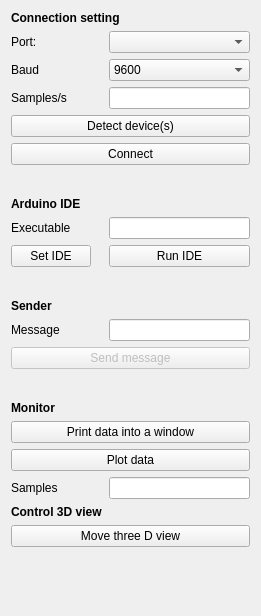
Before: the Qt Designer form Tangible_interface_arduino/tangible_interface_arduinoConnect/Resources/UI/tangible_interface_arduinoConnect.ui in Lazarius2160/Internship_M1, drawn with Qt 5.
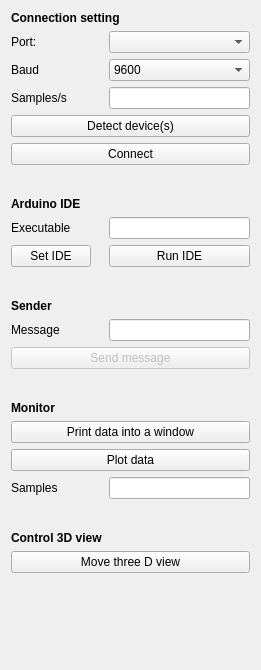
After: the same form once the commit is applied.

What changed in the file:
```diff
--- a/Tangible_interface_arduino/tangible_interface_arduinoConnect/Resources/UI/tangible_interface_arduinoConnect.ui
+++ b/Tangible_interface_arduino/tangible_interface_arduinoConnect/Resources/UI/tangible_interface_arduinoConnect.ui
@@ -7,7 +7,7 @@
 				<x>0</x>
 				<y>0</y>
 				<width>261</width>
-				<height>616</height>
+    <height>670</height>
 			</rect>
 		</property>
 		<layout class="QFormLayout" name="formLayout">
@@ -271,7 +271,7 @@
 					</property>
 				</widget>
 			</item>
-			<item row="25" column="0">
+   <item row="26" column="0">
 				<widget class="QLabel" name="label">
 					<property name="font">
 						<font>
@@ -284,13 +284,26 @@
 					</property>
 				</widget>
 			</item>
-			<item row="26" column="0" colspan="2">
+   <item row="27" column="0" colspan="2">
 				<widget class="QPushButton" name="threeDButton">
 					<property name="text">
 						<string>Move three D view</string>
 					</property>
 				</widget>
 			</item>
+   <item row="25" column="0" colspan="2">
+    <spacer name="horizontalSpacer_3">
+     <property name="orientation">
+      <enum>Qt::Horizontal</enum>
+     </property>
+     <property name="sizeHint" stdset="0">
+      <size>
+       <width>40</width>
+       <height>20</height>
+      </size>
+     </property>
+    </spacer>
+   </item>
 		</layout>
 	</widget>
 	<resources/>
```
Lines whose indentation alone changed are shown as unchanged.
